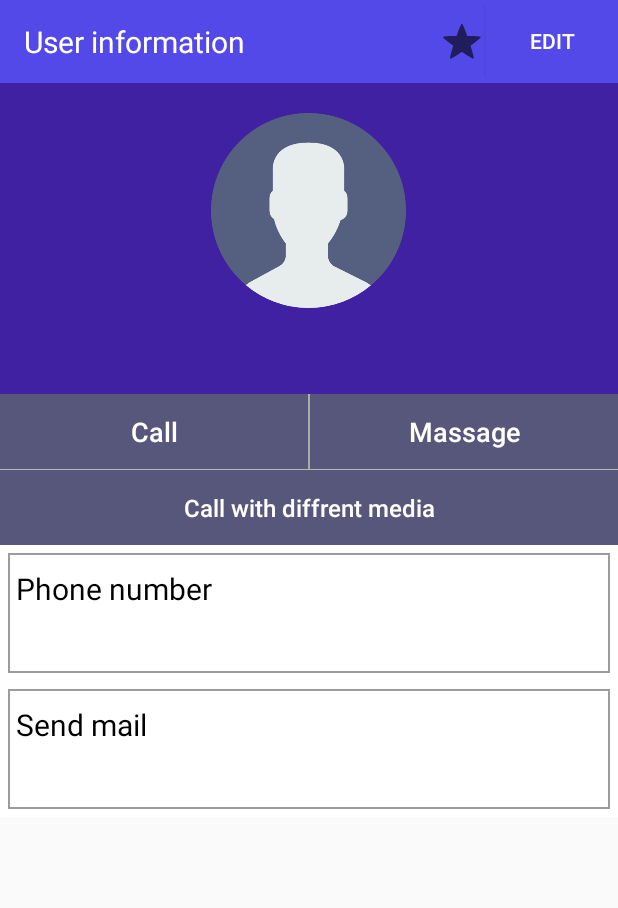
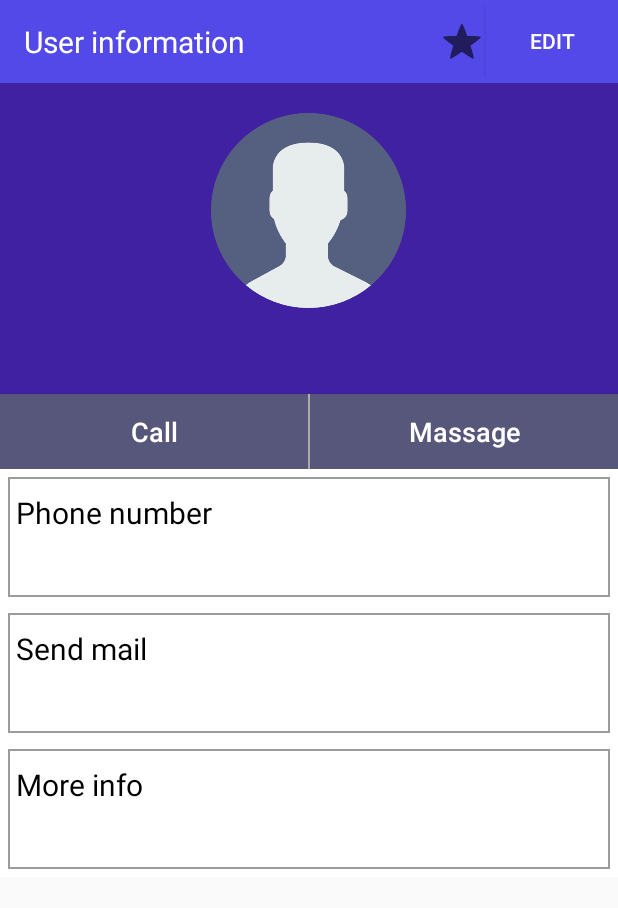
Before and after one commit to Alpha-1Soft/PhonebookManager, an Android app: the UserInformationActivity screen opened directly, with no data from a screen before it, on a phone screen of 412 x 824 dp. Shown: the top 908 px of the screen. Run offline under Robolectric (Android 15) with nearby library versions, the phone set to English and light mode, and no system bars; 2 statements that could not run were skipped.

Commit message:
user information ui updated

```diff
--- a/app/src/main/res/layout/activity_user_information.xml
+++ b/app/src/main/res/layout/activity_user_information.xml
@@ -28,7 +28,6 @@
                   android:layout_height="wrap_content"
                   android:clickable="true"
                   style="?android:attr/starStyle"
-
                   />
               <Button
                   android:layout_width="wrap_content"
@@ -114,22 +113,6 @@
                             android:layout_marginLeft=".5dp"/>
                     </LinearLayout>
 
-                    <LinearLayout
-                        android:layout_width="match_parent"
-                        android:layout_height="wrap_content">
-                        <Button
-                            android:id="@+id/extraCallButton"
-                            android:layout_width="0dp"
-                            android:layout_height="50dp"
-                            android:layout_weight="1"
-                            android:background="#57567B"
-                            android:text="@string/call_with_diffrent_media"
-                            android:textSize="16sp"
-                            android:textColor="#ffffff"
-                            android:textAllCaps="false"
-                            android:layout_marginTop=".5dp"
-                            android:onClick="extraCallMethod"/>
-                    </LinearLayout>
                 </LinearLayout>
 
             </LinearLayout>
@@ -198,6 +181,34 @@
                         android:layout_marginLeft="5dp"
                         />
                 </LinearLayout>
+                <LinearLayout
+                    android:layout_width="match_parent"
+                    android:layout_height="80dp"
+                    android:layout_margin="5dp"
+                    android:orientation="vertical"
+                    android:onClick="descriptionMethod"
+                    android:background="@drawable/border"
+                    >
+                    <TextView
+                        android:layout_width="wrap_content"
+                        android:layout_height="wrap_content"
+                        android:text="More info"
+                        android:textColor="#000"
+                        android:layout_marginTop="10dp"
+                        android:textSize="20sp"
+                        android:layout_marginLeft="5dp"/>
+                    <TextView
+                        android:id="@+id/descriptionTv"
+                        android:layout_width="wrap_content"
+                        android:layout_height="wrap_content"
+                        android:text="@string/tanvirhasan553_gmail_com"
+                        android:textColor="#3B4838"
+                        android:layout_marginTop="10dp"
+                        android:textSize="17sp"
+                        android:layout_marginBottom="5dp"
+                        android:layout_marginLeft="5dp"
+                        />
+                </LinearLayout>
             </LinearLayout>
 
 
```
